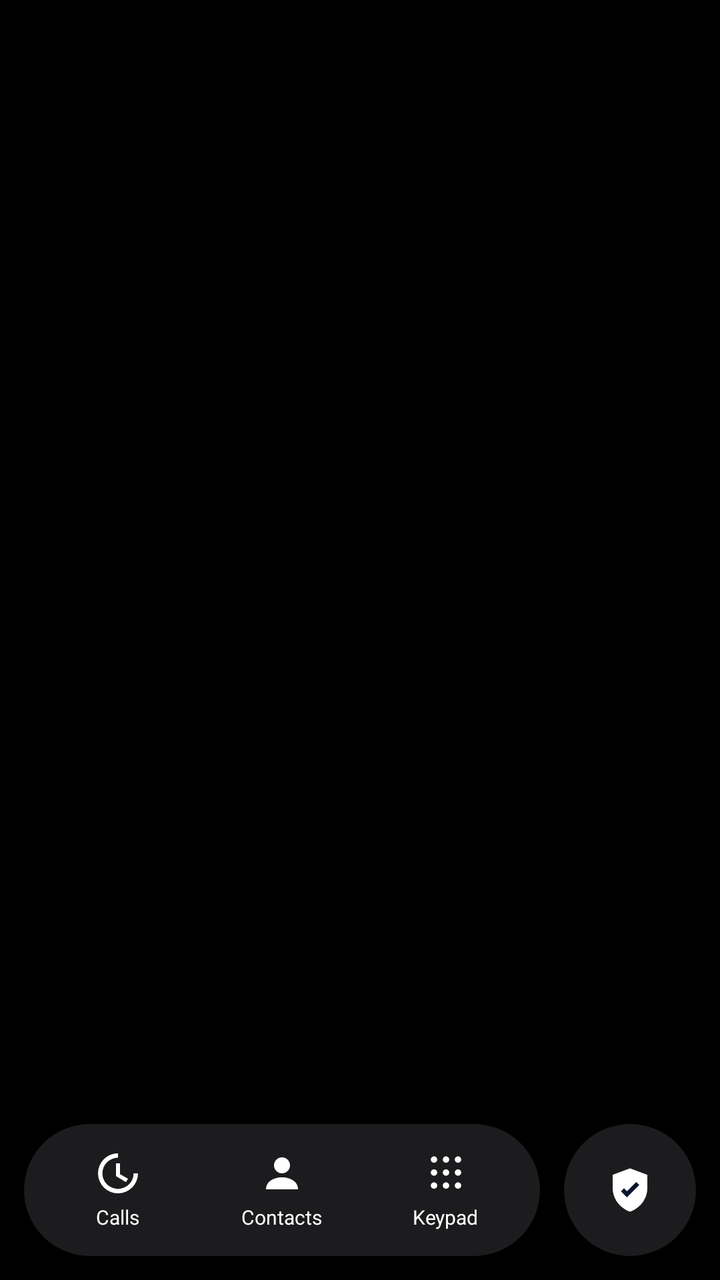
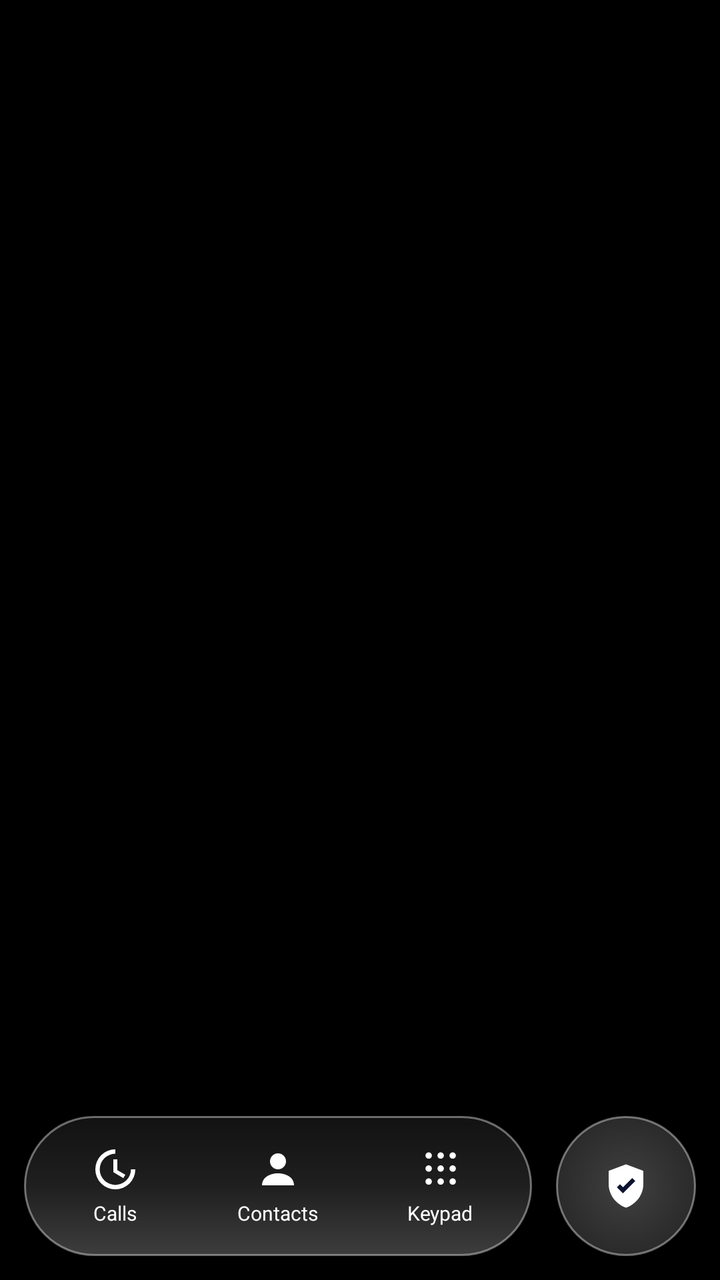

Compare the two renders of this Android layout. The source of the first and the diff that turns it into the second are given below.
<!-- AndroidManifest.xml: application theme AppTheme -->
<!-- res/layout/activity_main.xml -->
<?xml version="1.0" encoding="utf-8"?>
<LinearLayout xmlns:android="http://schemas.android.com/apk/res/android"
    android:layout_width="match_parent"
    android:layout_height="match_parent"
    android:orientation="vertical"
    android:background="@color/bg_black"
    android:paddingTop="34dp"
    android:paddingBottom="12dp">

    <FrameLayout
        android:id="@+id/content"
        android:layout_width="match_parent"
        android:layout_height="0dp"
        android:layout_weight="1" />

    <LinearLayout
        android:layout_width="match_parent"
        android:layout_height="wrap_content"
        android:orientation="horizontal"
        android:gravity="center_vertical"
        android:paddingStart="12dp"
        android:paddingEnd="12dp"
        android:paddingTop="8dp">

        <LinearLayout
            android:id="@+id/nav_bar"
            android:layout_width="0dp"
            android:layout_height="66dp"
            android:layout_weight="1"
            android:orientation="horizontal"
            android:background="@drawable/nav_bar_bg"
            android:padding="6dp">

            <LinearLayout android:id="@+id/tab_calls" style="@style/NavItem">
                <ImageView android:layout_width="24dp" android:layout_height="24dp" android:src="@drawable/ic_tab_recents" android:contentDescription="@string/tab_calls" />
                <TextView style="@style/NavLabel" android:text="@string/tab_calls" />
            </LinearLayout>

            <LinearLayout android:id="@+id/tab_contacts" style="@style/NavItem">
                <ImageView android:layout_width="24dp" android:layout_height="24dp" android:src="@drawable/ic_tab_contacts" android:contentDescription="@string/tab_contacts" />
                <TextView style="@style/NavLabel" android:text="@string/tab_contacts" />
            </LinearLayout>

            <LinearLayout android:id="@+id/tab_keypad" style="@style/NavItem">
                <ImageView android:layout_width="24dp" android:layout_height="24dp" android:src="@drawable/ic_tab_keypad" android:contentDescription="@string/tab_keypad" />
                <TextView style="@style/NavLabel" android:text="@string/tab_keypad" />
            </LinearLayout>
        </LinearLayout>

        <LinearLayout
            android:id="@+id/nav_shield"
            android:layout_width="66dp"
            android:layout_height="66dp"
            android:layout_marginStart="12dp"
            android:orientation="vertical"
            android:gravity="center"
            android:background="@drawable/nav_circle">
            <ImageView android:layout_width="26dp" android:layout_height="26dp" android:src="@drawable/ic_tab_shield" android:contentDescription="@string/tab_shield" />
        </LinearLayout>
    </LinearLayout>
</LinearLayout>
<!-- resources referenced by this layout -->
<resources>
  <color name="bg_black">#FF000000</color>
  <!-- drawable ic_tab_contacts (drawable) -->
  <vector xmlns:android="http://schemas.android.com/apk/res/android" android:width="24dp" android:height="24dp" android:viewportWidth="24" android:viewportHeight="24">
    <path android:fillColor="#FFFFFFFF" android:pathData="M12,12 A4,4 0 1,0 12,4 A4,4 0 1,0 12,12 Z"/>
    <path android:fillColor="#FFFFFFFF" android:pathData="M4,20 C4,16.2 7.6,14 12,14 C16.4,14 20,16.2 20,20 Z"/>
  </vector>
  <!-- drawable ic_tab_keypad (drawable) -->
  <vector xmlns:android="http://schemas.android.com/apk/res/android" android:width="24dp" android:height="24dp" android:viewportWidth="24" android:viewportHeight="24">
    <path android:fillColor="#FFFFFFFF" android:pathData="M6,3.5 a1.6,1.6 0 1,0 0.01,0 M12,3.5 a1.6,1.6 0 1,0 0.01,0 M18,3.5 a1.6,1.6 0 1,0 0.01,0 M6,10 a1.6,1.6 0 1,0 0.01,0 M12,10 a1.6,1.6 0 1,0 0.01,0 M18,10 a1.6,1.6 0 1,0 0.01,0 M6,16.5 a1.6,1.6 0 1,0 0.01,0 M12,16.5 a1.6,1.6 0 1,0 0.01,0 M18,16.5 a1.6,1.6 0 1,0 0.01,0"/>
  </vector>
  <!-- drawable ic_tab_recents (drawable) -->
  <vector xmlns:android="http://schemas.android.com/apk/res/android" android:width="24dp" android:height="24dp" android:viewportWidth="24" android:viewportHeight="24">
    <path android:fillColor="#FFFFFFFF" android:pathData="M12,2 A10,10 0 1,0 22,12 L19.8,12 A7.8,7.8 0 1,1 12,4.2 L12,2 Z"/>
    <path android:fillColor="#FFFFFFFF" android:pathData="M11,7 L13,7 L13,12.4 L17,14.7 L16,16.4 L11,13.4 Z"/>
  </vector>
  <!-- drawable ic_tab_shield (drawable) -->
  <vector xmlns:android="http://schemas.android.com/apk/res/android" android:width="24dp" android:height="24dp" android:viewportWidth="24" android:viewportHeight="24">
    <path android:fillColor="#FFFFFFFF" android:pathData="M12,2 L20,5 L20,11 C20,16.2 16.6,20.4 12,22 C7.4,20.4 4,16.2 4,11 L4,5 Z"/>
    <path android:fillColor="#FF0C1430" android:pathData="M10.6,15.4 L7.8,12.6 L9.2,11.2 L10.6,12.6 L14.9,8.3 L16.3,9.7 Z"/>
  </vector>
  <!-- drawable nav_bar_bg (drawable) -->
  <?xml version="1.0" encoding="utf-8"?>
  <shape xmlns:android="http://schemas.android.com/apk/res/android" android:shape="rectangle">
      <corners android:radius="36dp" />
      <solid android:color="@color/ios_nav_bg" />
  </shape>
  <!-- drawable nav_circle (drawable) -->
  <?xml version="1.0" encoding="utf-8"?>
  <ripple xmlns:android="http://schemas.android.com/apk/res/android" android:color="#33FFFFFF">
      <item>
          <shape android:shape="oval">
              <solid android:color="@color/ios_nav_bg" />
          </shape>
      </item>
  </ripple>
  <string name="tab_calls">Calls</string>
  <string name="tab_contacts">Contacts</string>
  <string name="tab_keypad">Keypad</string>
  <string name="tab_shield">Shield</string>
  <style name="NavItem">
          <item name="android:layout_width">0dp</item>
          <item name="android:layout_height">match_parent</item>
          <item name="android:layout_weight">1</item>
          <item name="android:orientation">vertical</item>
          <item name="android:gravity">center</item>
          <item name="android:background">@null</item>
      </style>
  <style name="NavLabel">
          <item name="android:layout_width">wrap_content</item>
          <item name="android:layout_height">wrap_content</item>
          <item name="android:layout_marginTop">3dp</item>
          <item name="android:textSize">10sp</item>
          <item name="android:textColor">@color/text_primary</item>
      </style>
  <color name="ios_nav_bg">#FF1C1C1E</color>
  <color name="text_primary">#FFFFFFFF</color>
  <color name="ios_key">#FF1C1C1E</color>
  <color name="ios_blue">#FF0A84FF</color>
  <color name="text_secondary">#B3FFFFFF</color>
  <!-- unchanged entries left out for length: 1 -->
</resources>

<!-- the commit's change to res/layout/activity_main.xml (unified diff, before → after) -->
@@ -18,6 +18,8 @@
         android:layout_height="wrap_content"
         android:orientation="horizontal"
         android:gravity="center_vertical"
+        android:clipChildren="false"
+        android:clipToPadding="false"
         android:paddingStart="12dp"
         android:paddingEnd="12dp"
         android:paddingTop="8dp">
@@ -25,11 +27,13 @@
         <LinearLayout
             android:id="@+id/nav_bar"
             android:layout_width="0dp"
-            android:layout_height="66dp"
+            android:layout_height="70dp"
             android:layout_weight="1"
             android:orientation="horizontal"
-            android:background="@drawable/nav_bar_bg"
-            android:padding="6dp">
+            android:clipChildren="false"
+            android:clipToPadding="false"
+            android:background="@drawable/nav_bar_glass"
+            android:padding="5dp">
 
             <LinearLayout android:id="@+id/tab_calls" style="@style/NavItem">
                 <ImageView android:layout_width="24dp" android:layout_height="24dp" android:src="@drawable/ic_tab_recents" android:contentDescription="@string/tab_calls" />
@@ -49,12 +53,12 @@
 
         <LinearLayout
             android:id="@+id/nav_shield"
-            android:layout_width="66dp"
-            android:layout_height="66dp"
+            android:layout_width="70dp"
+            android:layout_height="70dp"
             android:layout_marginStart="12dp"
             android:orientation="vertical"
             android:gravity="center"
-            android:background="@drawable/nav_circle">
+            android:background="@drawable/glass_circle">
             <ImageView android:layout_width="26dp" android:layout_height="26dp" android:src="@drawable/ic_tab_shield" android:contentDescription="@string/tab_shield" />
         </LinearLayout>
     </LinearLayout>
<!-- resource entries referenced after the edit -->
@@ -1,6 +1,16 @@
 <!-- resources referenced by this layout -->
 <resources>
   <color name="bg_black">#FF000000</color>
+  <!-- drawable glass_circle (drawable) -->
+  <?xml version="1.0" encoding="utf-8"?>
+  <ripple xmlns:android="http://schemas.android.com/apk/res/android" android:color="#4DFFFFFF">
+      <item>
+          <shape android:shape="oval">
+              <gradient android:type="radial" android:gradientRadius="70dp" android:startColor="#40FFFFFF" android:endColor="#14FFFFFF" />
+              <stroke android:width="1dp" android:color="#66FFFFFF" />
+          </shape>
+      </item>
+  </ripple>
   <!-- drawable ic_tab_contacts (drawable) -->
   <vector xmlns:android="http://schemas.android.com/apk/res/android" android:width="24dp" android:height="24dp" android:viewportWidth="24" android:viewportHeight="24">
     <path android:fillColor="#FFFFFFFF" android:pathData="M12,12 A4,4 0 1,0 12,4 A4,4 0 1,0 12,12 Z"/>
@@ -20,21 +30,17 @@
     <path android:fillColor="#FFFFFFFF" android:pathData="M12,2 L20,5 L20,11 C20,16.2 16.6,20.4 12,22 C7.4,20.4 4,16.2 4,11 L4,5 Z"/>
     <path android:fillColor="#FF0C1430" android:pathData="M10.6,15.4 L7.8,12.6 L9.2,11.2 L10.6,12.6 L14.9,8.3 L16.3,9.7 Z"/>
   </vector>
-  <!-- drawable nav_bar_bg (drawable) -->
+  <!-- drawable nav_bar_glass (drawable) -->
   <?xml version="1.0" encoding="utf-8"?>
   <shape xmlns:android="http://schemas.android.com/apk/res/android" android:shape="rectangle">
       <corners android:radius="36dp" />
-      <solid android:color="@color/ios_nav_bg" />
+      <gradient android:angle="90"
+          android:startColor="#3DFFFFFF"
+          android:centerColor="#1FFFFFFF"
+          android:endColor="#12FFFFFF"
+          android:type="linear" />
+      <stroke android:width="1dp" android:color="#66FFFFFF" />
   </shape>
-  <!-- drawable nav_circle (drawable) -->
-  <?xml version="1.0" encoding="utf-8"?>
-  <ripple xmlns:android="http://schemas.android.com/apk/res/android" android:color="#33FFFFFF">
-      <item>
-          <shape android:shape="oval">
-              <solid android:color="@color/ios_nav_bg" />
-          </shape>
-      </item>
-  </ripple>
   <string name="tab_calls">Calls</string>
   <string name="tab_contacts">Contacts</string>
   <string name="tab_keypad">Keypad</string>
@@ -54,7 +60,6 @@
           <item name="android:textSize">10sp</item>
           <item name="android:textColor">@color/text_primary</item>
       </style>
-  <color name="ios_nav_bg">#FF1C1C1E</color>
   <color name="text_primary">#FFFFFFFF</color>
   <color name="ios_key">#FF1C1C1E</color>
   <color name="ios_blue">#FF0A84FF</color>
